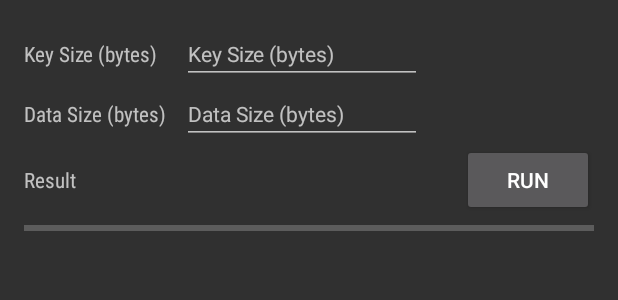
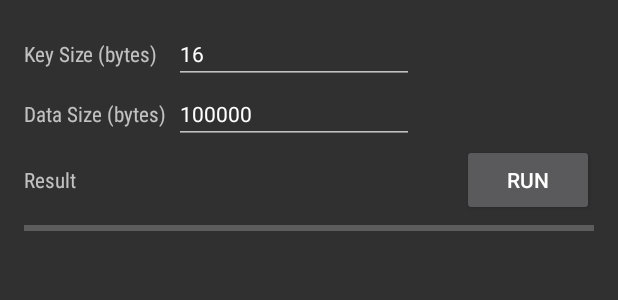
Before and after one commit to mrtomrichy/AndroidEncryptionBenchmarking, an Android app: the layout activity_benchmark.xml on its own in the app's theme, with its tools: preview values and no code run, on a phone screen of 412 x 824 dp. Shown: the top 300 px of the screen. Run offline under Robolectric (Android 15) with nearby library versions, the phone set to English and light mode, and no system bars.

Commit message:
Fixed some styling issues

```diff
--- a/app/src/main/java/com/mrtomrichy/encryptionbenchmarking/adapter/ResultsAdapter.java
+++ b/app/src/main/java/com/mrtomrichy/encryptionbenchmarking/adapter/ResultsAdapter.java
@@ -60,7 +60,7 @@ public class ResultsAdapter extends RecyclerView.Adapter<ResultsAdapter.ResultsV
             resultsViewHolder.nameText.setTextColor(context.getResources().getColor(android.R.color.secondary_text_dark));
             resultsViewHolder.timeText.setTextColor(context.getResources().getColor(android.R.color.secondary_text_dark));
             resultsViewHolder.timeText.setText(String.format(context.getString(R.string.time_taken), item.timeTaken));
-            resultsViewHolder.timeText.setOnClickListener(null);
+            resultsViewHolder.itemView.setOnClickListener(null);
         }
     }
 
--- a/app/src/main/java/com/mrtomrichy/encryptionbenchmarking/ui/BenchmarkActivity.java
+++ b/app/src/main/java/com/mrtomrichy/encryptionbenchmarking/ui/BenchmarkActivity.java
@@ -108,10 +108,6 @@ public class BenchmarkActivity extends AppCompatActivity {
             }
         });
 
-        keySizeInput.setText("16");
-        dataSizeInput.setText("100000");
-
-
         RecyclerView mRecyclerView = (RecyclerView) findViewById(R.id.resultsList);
         mRecyclerView.setHasFixedSize(true);
 
--- a/app/src/main/java/com/mrtomrichy/encryptionbenchmarking/ui/MainActivity.java
+++ b/app/src/main/java/com/mrtomrichy/encryptionbenchmarking/ui/MainActivity.java
@@ -13,10 +13,10 @@ import android.view.Menu;
 import android.view.MenuInflater;
 import android.view.MenuItem;
 import android.view.View;
+import android.view.ViewGroup;
 import android.view.ViewTreeObserver;
 import android.view.animation.DecelerateInterpolator;
 import android.widget.ImageButton;
-import android.widget.RelativeLayout;
 import android.widget.TextView;
 
 import com.mrtomrichy.encryptionbenchmarking.R;
@@ -30,7 +30,7 @@ import java.util.List;
 public class MainActivity extends AppCompatActivity {
 
     private FloatingActionButton fab;
-    private RelativeLayout layout;
+    private ViewGroup layout;
     private float maxTranslationY;
     private boolean isFabHidden = false;
     private boolean isCurrentlySelecting = false;
@@ -94,7 +94,7 @@ public class MainActivity extends AppCompatActivity {
         mRecyclerView.setAdapter(adapter);
 
         fab = (FloatingActionButton) findViewById(R.id.benchmarkButton);
-        layout = (RelativeLayout) findViewById(R.id.mainActivityLayout);
+        layout = (ViewGroup) findViewById(R.id.mainActivityLayout);
 
         layout.getViewTreeObserver().addOnGlobalLayoutListener(new ViewTreeObserver.OnGlobalLayoutListener() {
             @Override
--- a/app/src/main/res/layout/activity_benchmark.xml
+++ b/app/src/main/res/layout/activity_benchmark.xml
@@ -1,104 +1,108 @@
-<RelativeLayout xmlns:android="http://schemas.android.com/apk/res/android"
+<LinearLayout xmlns:android="http://schemas.android.com/apk/res/android"
     xmlns:tools="http://schemas.android.com/tools"
     android:layout_width="match_parent"
     android:layout_height="match_parent"
+    android:orientation="vertical"
     android:paddingLeft="@dimen/activity_horizontal_margin"
     android:paddingRight="@dimen/activity_horizontal_margin"
     android:paddingTop="@dimen/activity_vertical_margin"
-    tools:context=".ui.MainActivity">
+    tools:context=".ui.BenchmarkActivity">
 
     <View
-        android:id="@+id/linearLayout"
-        android:layout_width="0px"
-        android:layout_height="0px"
+        android:layout_width="0dp"
+        android:layout_height="0dp"
         android:focusable="true"
         android:focusableInTouchMode="true" />
+
+    <LinearLayout
+        android:layout_width="match_parent"
+        android:layout_height="wrap_content"
+        android:orientation="horizontal">
+
+        <TextView
+            android:id="@+id/keyLabel"
+            android:layout_width="wrap_content"
+            android:layout_height="wrap_content"
+            android:fontFamily="sans-serif-condensed"
+            android:minWidth="100dp"
+            android:text="@string/key_size"
+            android:textAppearance="?android:attr/textAppearanceMedium"
+            android:textSize="14sp" />
 
         <EditText
             android:id="@+id/keySize"
             android:layout_width="wrap_content"
             android:layout_height="wrap_content"
-        android:layout_alignParentStart="false"
-        android:layout_alignParentTop="true"
-        android:layout_marginLeft="16dp"
-        android:layout_toRightOf="@+id/keyLabel"
             android:ems="10"
             android:hint="@string/key_size"
             android:inputType="number"
+            android:text="@string/default_key_size"
+            android:textSize="14sp" />
+
+    </LinearLayout>
+
+    <LinearLayout
+        android:layout_width="match_parent"
+        android:layout_height="wrap_content"
+        android:orientation="horizontal">
+
+        <TextView
+            android:id="@+id/dataLabel"
+            android:layout_width="wrap_content"
+            android:layout_height="wrap_content"
+            android:fontFamily="sans-serif-condensed"
+            android:minWidth="100dp"
+            android:text="@string/data_size"
+            android:textAppearance="?android:attr/textAppearanceMedium"
             android:textSize="14sp" />
 
         <EditText
             android:id="@+id/dataSize"
             android:layout_width="wrap_content"
             android:layout_height="wrap_content"
-        android:layout_alignStart="@+id/keySize"
-        android:layout_below="@+id/keySize"
             android:ems="10"
             android:hint="@string/data_size"
             android:inputType="number"
+            android:text="@string/default_data_size"
             android:textSize="14sp" />
+
+    </LinearLayout>
+
+    <LinearLayout
+        android:layout_width="match_parent"
+        android:layout_height="wrap_content"
+        android:orientation="horizontal">
+
+        <TextView
+            android:id="@+id/resultText"
+            android:layout_width="0dp"
+            android:layout_height="wrap_content"
+            android:layout_weight="1"
+            android:fontFamily="sans-serif-condensed"
+            android:gravity="center_vertical"
+            android:text="@string/result"
+            android:textAppearance="?android:attr/textAppearanceSmall" />
 
         <Button
             android:id="@+id/runButton"
             android:layout_width="wrap_content"
             android:layout_height="wrap_content"
-        android:layout_alignParentEnd="true"
-        android:layout_below="@+id/dataSize"
             android:text="@string/run"
             android:textSize="14sp" />
+
+    </LinearLayout>
 
     <ProgressBar
         android:id="@+id/progressBar"
         style="?android:attr/progressBarStyleHorizontal"
         android:layout_width="fill_parent"
-        android:layout_height="wrap_content"
-        android:layout_alignParentEnd="true"
-        android:layout_alignParentStart="true"
-        android:layout_below="@+id/runButton"
-        android:progressTint="@color/accent" />
+        android:layout_height="wrap_content" />
 
     <android.support.v7.widget.RecyclerView
         android:id="@+id/resultsList"
         android:layout_width="match_parent"
-        android:layout_height="match_parent"
-        android:layout_alignParentBottom="true"
-        android:layout_below="@+id/progressBar"
+        android:layout_height="wrap_content"
         android:scrollbars="vertical" />
 
-    <TextView
-        android:id="@+id/resultText"
-        android:layout_width="wrap_content"
-        android:layout_height="wrap_content"
-        android:layout_alignBottom="@+id/runButton"
-        android:layout_alignParentStart="true"
-        android:layout_below="@+id/dataSize"
-        android:fontFamily="sans-serif-condensed"
-        android:gravity="center_vertical"
-        android:text="@string/result"
-        android:textAppearance="?android:attr/textAppearanceSmall" />
 
-    <TextView
-        android:id="@+id/keyLabel"
-        android:layout_width="wrap_content"
-        android:layout_height="wrap_content"
-        android:layout_alignBaseline="@+id/keySize"
-        android:layout_alignBottom="@+id/keySize"
-        android:layout_alignParentStart="true"
-        android:fontFamily="sans-serif-condensed"
-        android:text="@string/key_size"
-        android:textAppearance="?android:attr/textAppearanceMedium"
-        android:textSize="14sp" />
-
-    <TextView
-        android:id="@+id/dataLabel"
-        android:layout_width="wrap_content"
-        android:layout_height="wrap_content"
-        android:layout_alignBaseline="@+id/dataSize"
-        android:layout_alignBottom="@+id/dataSize"
-        android:layout_alignParentStart="true"
-        android:fontFamily="sans-serif-condensed"
-        android:text="@string/data_size"
-        android:textAppearance="?android:attr/textAppearanceMedium"
-        android:textSize="14sp" />
-
-</RelativeLayout>
+</LinearLayout>
--- a/app/src/main/res/layout/activity_main.xml
+++ b/app/src/main/res/layout/activity_main.xml
@@ -1,5 +1,5 @@
 <?xml version="1.0" encoding="utf-8"?>
-<RelativeLayout xmlns:android="http://schemas.android.com/apk/res/android"
+<FrameLayout xmlns:android="http://schemas.android.com/apk/res/android"
     xmlns:app="http://schemas.android.com/apk/res-auto"
     android:id="@+id/mainActivityLayout"
     android:layout_width="match_parent"
@@ -15,18 +15,13 @@
         android:id="@+id/benchmarkButton"
         android:layout_width="wrap_content"
         android:layout_height="wrap_content"
-        android:layout_alignParentBottom="true"
-        android:layout_alignParentEnd="true"
         android:layout_gravity="bottom|end"
         android:layout_marginBottom="24dp"
-        android:layout_marginEnd="43dp"
-        android:layout_marginRight="24dp"
+        android:layout_marginEnd="24dp"
         android:clickable="true"
         android:src="@drawable/ic_graph"
         app:backgroundTint="@color/accent"
         app:elevation="6dp"
         app:pressedTranslationZ="12dp"
         app:rippleColor="@android:color/white" />
-
-
-</RelativeLayout>
+</FrameLayout>
--- a/app/src/main/res/values-v21/styles.xml
+++ b/app/src/main/res/values-v21/styles.xml
@@ -5,5 +5,7 @@
         <item name="android:colorPrimary">@color/primary</item>
         <item name="android:colorPrimaryDark">@color/primary_dark</item>
         <item name="android:colorAccent">@color/accent</item>
+        <item name="android:colorControlActivated">@color/accent</item>
+        <item name="android:colorEdgeEffect">@color/accent</item>
     </style>
 </resources>
--- a/app/src/main/res/values/colors.xml
+++ b/app/src/main/res/values/colors.xml
@@ -4,9 +4,4 @@
     <color name="primary_dark">#000000</color>
     <color name="accent">#FF4081</color>
     <color name="failed_red">#F44336</color>
-    <color name="accent_ripple">#F06292</color>
-    <color name="bright_foreground_dark">#000000</color>
-    <color name="primary_text_material_dark">#000000</color>
-    <color name="secondary_text_material_dark">#000000</color>
-    <color name="secondary_text_material_light">#000000</color>
 </resources>
--- a/app/src/main/res/values/strings.xml
+++ b/app/src/main/res/values/strings.xml
@@ -16,4 +16,6 @@
     <string name="time_taken">%dms</string>
     <string name="cancel">Cancel</string>
     <string name="all">All</string>
+    <string name="default_data_size">100000</string>
+    <string name="default_key_size">16</string>
 </resources>
```
Lines whose indentation alone changed are shown as unchanged.
